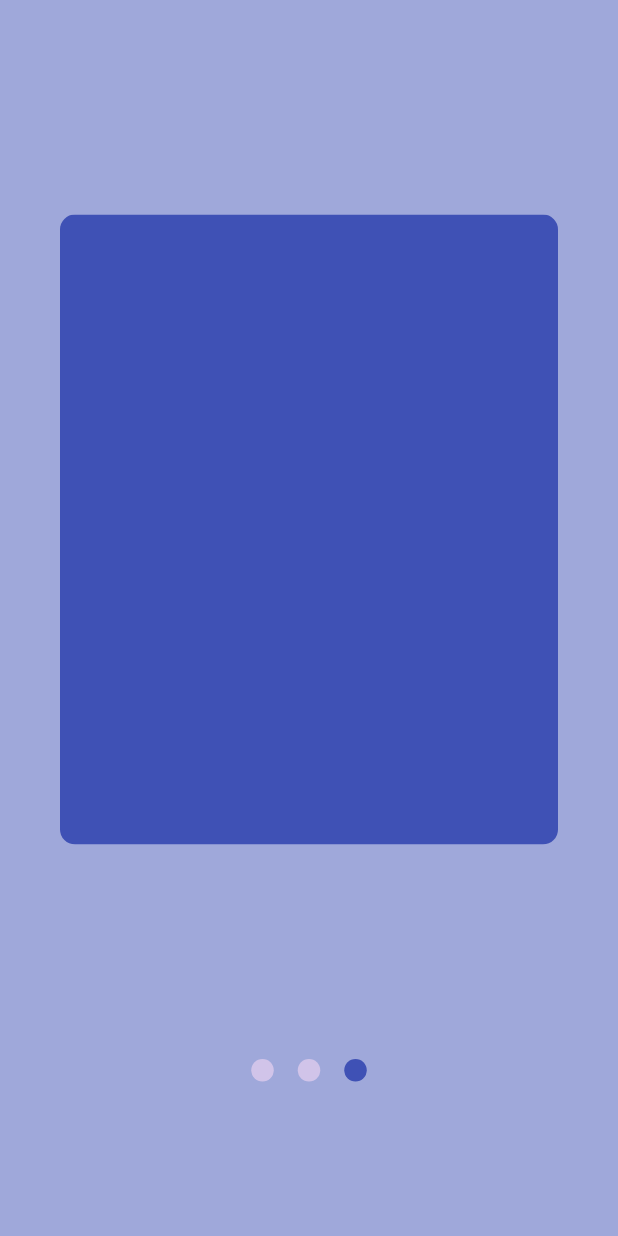
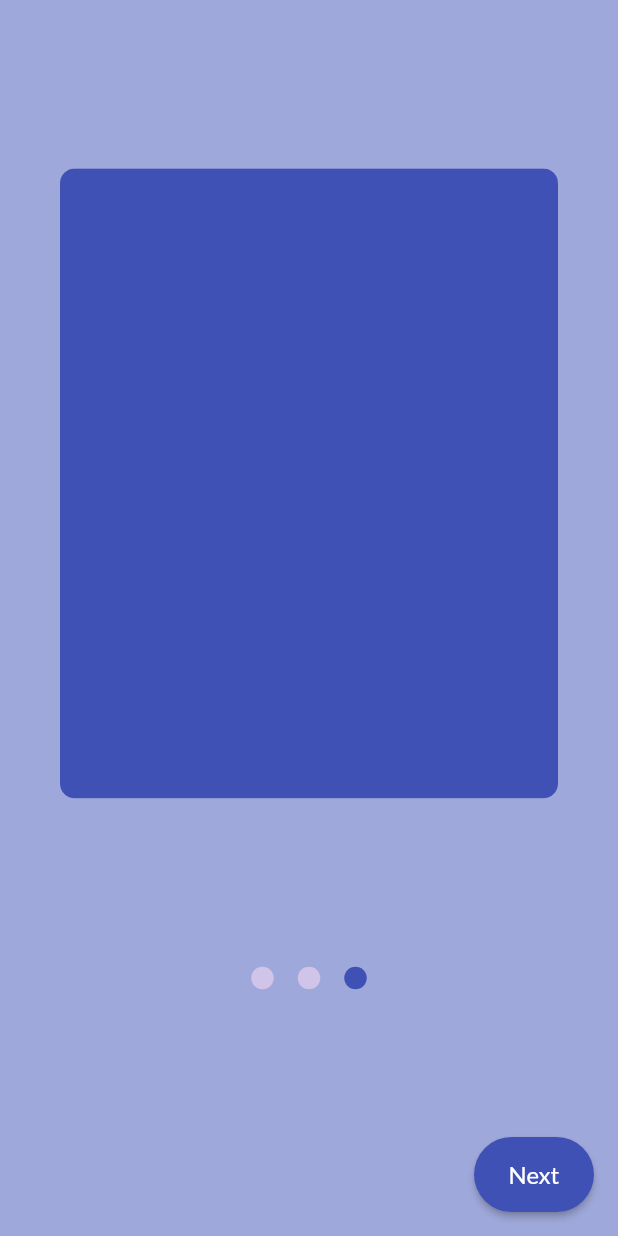
Before and after one commit to Sadiya321/finkin_credential, a Flutter app: the screen it shows after launch, swiped to page 3, on a phone screen of 412 x 824 dp. Run offline on Flutter 3.47's test engine with Material 2 defaults, Android fonts, the light colour scheme and no system bars; drawn by our look-alikes of smooth_page_indicator; our stand-ins replace country_picker, google_fonts, image_picker, pinput.

Commit message:
carousal fixed

```diff
--- a/lib/pages/otp/gen_OTP.dart
+++ b/lib/pages/otp/gen_OTP.dart
@@ -1,7 +1,6 @@
 import 'package:country_picker/country_picker.dart';
 import 'package:finkin_credential/pages/otp/otp_page.dart';
 import 'package:finkin_credential/widgets/custom_button.dart';
-
 import 'package:flutter/material.dart';
 import 'package:provider/provider.dart';
 
@@ -30,7 +29,6 @@ class _GenotpState extends State<Genotp> {
 
   @override
   Widget build(BuildContext context) {
-
     phoneController.selection = TextSelection.fromPosition(
       TextPosition(
         offset: phoneController.text.length,
@@ -44,7 +42,6 @@ class _GenotpState extends State<Genotp> {
               padding: const EdgeInsets.symmetric(vertical: 25, horizontal: 35),
               child: Column(
                 children: [
-
                   Container(
                     width: 200,
                     height: 200,
@@ -163,8 +160,13 @@ class _GenotpState extends State<Genotp> {
                           )
                         : CustomButton(
                             text: "Login",
-                        onPressed: () => Navigator.pop(context,OtpPage),
-                    ),
+                            onPressed: () {
+                              Navigator.push(
+                                context,
+                                MaterialPageRoute(
+                                    builder: (context) => OtpPage()),
+                              );
+                            }),
                   ),
                 ],
               ),
@@ -174,6 +176,4 @@ class _GenotpState extends State<Genotp> {
       ),
     );
   }
-
-
 }
--- a/lib/pages/welcom_carousel.dart/welcome.dart
+++ b/lib/pages/welcom_carousel.dart/welcome.dart
@@ -1,45 +1,98 @@
-
+import 'package:finkin_credential/pages/otp/gen_OTP.dart';
 import 'package:finkin_credential/pages/welcom_carousel.dart/page1.dart';
 import 'package:finkin_credential/pages/welcom_carousel.dart/page2.dart';
 import 'package:finkin_credential/pages/welcom_carousel.dart/page3.dart';
+import 'package:finkin_credential/widgets/custom_button.dart';
 import 'package:flutter/material.dart';
 import 'package:smooth_page_indicator/smooth_page_indicator.dart';
 
-class WelcomePage extends StatelessWidget {
-  final _controller = PageController();
+class WelcomePage extends StatefulWidget {
+  @override
+  _WelcomePageState createState() => _WelcomePageState();
+}
+
+class _WelcomePageState extends State<WelcomePage> {
+  final PageController _controller = PageController();
+  final int numberOfPages = 3; // Total number of pages
+  int currentPage = 0; // Track the current page
+
+  @override
+  void initState() {
+    super.initState();
+    _controller.addListener(() {
+      setState(() {
+        currentPage = _controller.page?.round() ?? 0;
+      });
+    });
+  }
+
+  @override
+  void dispose() {
+    _controller.dispose();
+    super.dispose();
+  }
 
   @override
   Widget build(BuildContext context) {
     return Scaffold(
       backgroundColor: Colors.indigo[200],
-      body: Column(
+      body: Stack(
+        children: [
+          Column(
             mainAxisAlignment: MainAxisAlignment.spaceEvenly,
             children: [
               // page view
               SizedBox(
                 height: 500,
-            child: PageView(
+                child: PageView.builder(
                   controller: _controller,
-              children: const [
-                Page1(),
-                Page2(),
-                Page3(),
-              ],
+                  itemCount: numberOfPages,
+                  itemBuilder: (context, index) {
+                    if (index == 0) {
+                      return Page1();
+                    } else if (index == 1) {
+                      return Page2();
+                    } else {
+                      return Page3();
+                    }
+                  },
                 ),
               ),
 
               // dot indicators
               SmoothPageIndicator(
                 controller: _controller,
-            count: 3,
+                count: numberOfPages,
                 effect: JumpingDotEffect(
                   activeDotColor: Colors.indigo,
                   dotColor: Colors.deepPurple.shade100,
                   dotHeight: 15,
                   dotWidth: 15,
                   spacing: 16,
-              //verticalOffset: 50,
                   jumpScale: 3,
+                ),
+              ),
+              const SizedBox(height: 20),
+            ],
+          ),
+          if (currentPage == numberOfPages - 1) // Display the button only on Page3
+            Positioned(
+              bottom: 16, // Adjust the bottom value as needed
+              right: 16, // Adjust the right value as needed
+              child: SizedBox(
+                width: 80,
+                height: 50,
+                child: CustomButton(
+                  text: "Next",
+                  onPressed: () {
+                    Navigator.push(
+                      context,
+                      MaterialPageRoute(
+                        builder: (context) => const Genotp(),
+                      ),
+                    );
+                  },
+                ),
               ),
             ),
         ],
```
Lines whose indentation alone changed are shown as unchanged.
